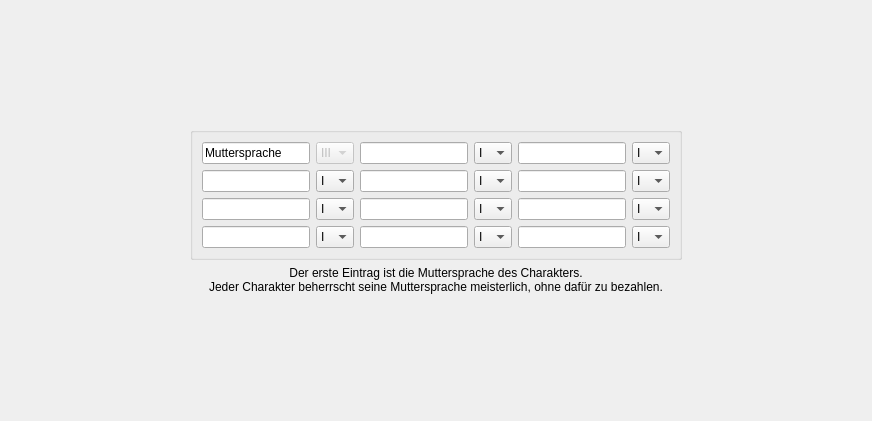
This is UI/CharakterFreieFert.ui in Aeolitus/Sephrasto as Qt 5 draws it before an edit. The edited form follows.
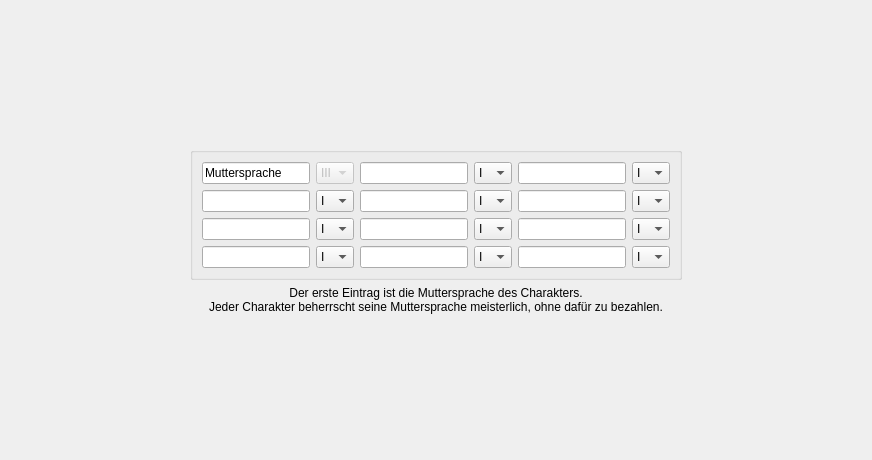
This is the edited form.

```diff
--- a/UI/CharakterFreieFert.ui
+++ b/UI/CharakterFreieFert.ui
@@ -7,7 +7,7 @@
     <x>0</x>
     <y>0</y>
     <width>872</width>
-    <height>421</height>
+    <height>460</height>
    </rect>
   </property>
   <property name="windowTitle">
```
